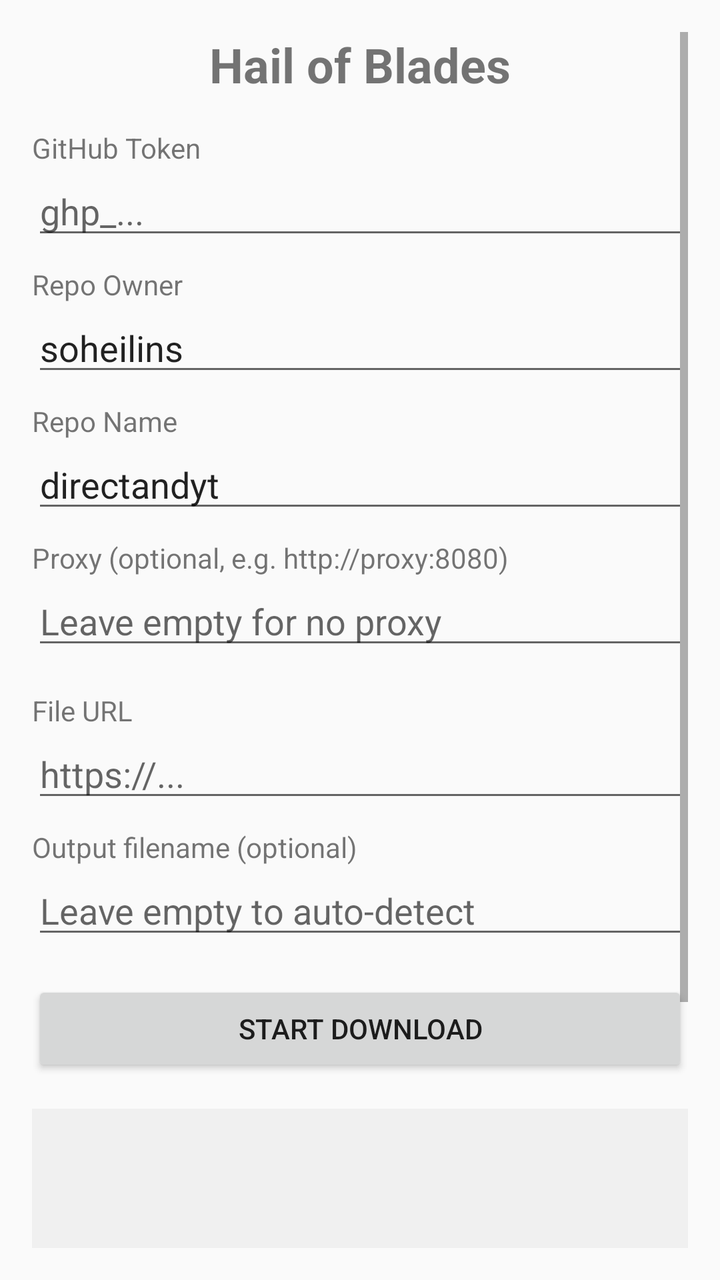
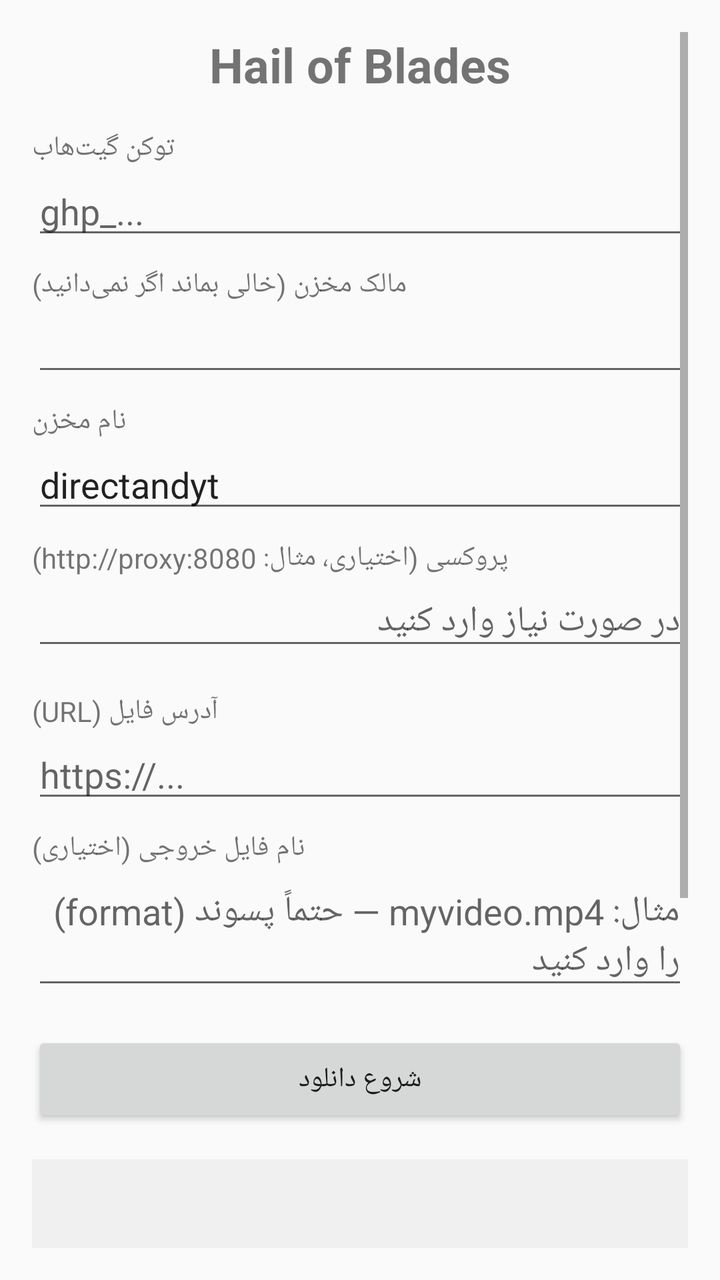

Compare the two renders of this Android layout. The source of the first and the diff that turns it into the second are given below.
<!-- AndroidManifest.xml: application theme Theme.AppCompat.Light.DarkActionBar -->
<!-- res/layout/activity_main.xml -->
<?xml version="1.0" encoding="utf-8"?>
<ScrollView xmlns:android="http://schemas.android.com/apk/res/android"
    android:layout_width="match_parent"
    android:layout_height="match_parent"
    android:padding="16dp">

    <LinearLayout
        android:layout_width="match_parent"
        android:layout_height="wrap_content"
        android:orientation="vertical">

        <TextView
            android:layout_width="wrap_content"
            android:layout_height="wrap_content"
            android:text="Hail of Blades"
            android:textSize="24sp"
            android:textStyle="bold"
            android:layout_gravity="center"
            android:paddingBottom="16dp" />

        <TextView
            android:text="GitHub Token"
            android:layout_width="wrap_content"
            android:layout_height="wrap_content" />
        <EditText
            android:id="@+id/tokenInput"
            android:layout_width="match_parent"
            android:layout_height="wrap_content"
            android:inputType="textPassword"
            android:hint="ghp_..." />

        <TextView
            android:text="Repo Owner"
            android:layout_width="wrap_content"
            android:layout_height="wrap_content"
            android:layout_marginTop="8dp" />
        <EditText
            android:id="@+id/ownerInput"
            android:layout_width="match_parent"
            android:layout_height="wrap_content"
            android:text="soheilins" />

        <TextView
            android:text="Repo Name"
            android:layout_width="wrap_content"
            android:layout_height="wrap_content"
            android:layout_marginTop="8dp" />
        <EditText
            android:id="@+id/repoInput"
            android:layout_width="match_parent"
            android:layout_height="wrap_content"
            android:text="directandyt" />

        <TextView
            android:text="Proxy (optional, e.g. http://proxy:8080)"
            android:layout_width="wrap_content"
            android:layout_height="wrap_content"
            android:layout_marginTop="8dp" />
        <EditText
            android:id="@+id/proxyInput"
            android:layout_width="match_parent"
            android:layout_height="wrap_content"
            android:hint="Leave empty for no proxy" />

        <TextView
            android:text="File URL"
            android:layout_width="wrap_content"
            android:layout_height="wrap_content"
            android:layout_marginTop="16dp" />
        <EditText
            android:id="@+id/urlInput"
            android:layout_width="match_parent"
            android:layout_height="wrap_content"
            android:hint="https://..." />

        <TextView
            android:text="Output filename (optional)"
            android:layout_width="wrap_content"
            android:layout_height="wrap_content"
            android:layout_marginTop="8dp" />
        <EditText
            android:id="@+id/filenameInput"
            android:layout_width="match_parent"
            android:layout_height="wrap_content"
            android:hint="Leave empty to auto-detect" />

        <Button
            android:id="@+id/startButton"
            android:layout_width="match_parent"
            android:layout_height="wrap_content"
            android:text="Start Download"
            android:layout_marginTop="16dp" />

        <ProgressBar
            android:id="@+id/progressBar"
            style="?android:attr/progressBarStyleHorizontal"
            android:layout_width="match_parent"
            android:layout_height="wrap_content"
            android:layout_marginTop="16dp"
            android:visibility="gone" />

        <TextView
            android:id="@+id/logText"
            android:layout_width="match_parent"
            android:layout_height="200dp"
            android:background="#f0f0f0"
            android:padding="8dp"
            android:scrollbars="vertical"
            android:gravity="top"
            android:layout_marginTop="16dp" />

        <Button
            android:id="@+id/clearLogButton"
            android:layout_width="wrap_content"
            android:layout_height="wrap_content"
            android:text="Clear Log"
            android:layout_gravity="end" />

    </LinearLayout>
</ScrollView>
<!-- resources referenced by this layout -->
<resources>

</resources>

<!-- the commit's change to res/layout/activity_main.xml (unified diff, before → after) -->
@@ -19,7 +19,7 @@
             android:paddingBottom="16dp" />
 
         <TextView
-            android:text="GitHub Token"
+            android:text="توکن گیت‌هاب"
             android:layout_width="wrap_content"
             android:layout_height="wrap_content" />
         <EditText
@@ -30,7 +30,7 @@
             android:hint="ghp_..." />
 
         <TextView
-            android:text="Repo Owner"
+            android:text="مالک مخزن (خالی بماند اگر نمی‌دانید)"
             android:layout_width="wrap_content"
             android:layout_height="wrap_content"
             android:layout_marginTop="8dp" />
@@ -38,10 +38,10 @@
             android:id="@+id/ownerInput"
             android:layout_width="match_parent"
             android:layout_height="wrap_content"
-            android:text="soheilins" />
+            android:text="" />
 
         <TextView
-            android:text="Repo Name"
+            android:text="نام مخزن"
             android:layout_width="wrap_content"
             android:layout_height="wrap_content"
             android:layout_marginTop="8dp" />
@@ -52,7 +52,7 @@
             android:text="directandyt" />
 
         <TextView
-            android:text="Proxy (optional, e.g. http://proxy:8080)"
+            android:text="پروکسی (اختیاری، مثال: http://proxy:8080)"
             android:layout_width="wrap_content"
             android:layout_height="wrap_content"
             android:layout_marginTop="8dp" />
@@ -60,10 +60,10 @@
             android:id="@+id/proxyInput"
             android:layout_width="match_parent"
             android:layout_height="wrap_content"
-            android:hint="Leave empty for no proxy" />
+            android:hint="در صورت نیاز وارد کنید" />
 
         <TextView
-            android:text="File URL"
+            android:text="آدرس فایل (URL)"
             android:layout_width="wrap_content"
             android:layout_height="wrap_content"
             android:layout_marginTop="16dp" />
@@ -74,7 +74,7 @@
             android:hint="https://..." />
 
         <TextView
-            android:text="Output filename (optional)"
+            android:text="نام فایل خروجی (اختیاری)"
             android:layout_width="wrap_content"
             android:layout_height="wrap_content"
             android:layout_marginTop="8dp" />
@@ -82,13 +82,13 @@
             android:id="@+id/filenameInput"
             android:layout_width="match_parent"
             android:layout_height="wrap_content"
-            android:hint="Leave empty to auto-detect" />
+            android:hint="مثال: myvideo.mp4 — حتماً پسوند (format) را وارد کنید" />
 
         <Button
             android:id="@+id/startButton"
             android:layout_width="match_parent"
             android:layout_height="wrap_content"
-            android:text="Start Download"
+            android:text="شروع دانلود"
             android:layout_marginTop="16dp" />
 
         <ProgressBar
@@ -113,8 +113,43 @@
             android:id="@+id/clearLogButton"
             android:layout_width="wrap_content"
             android:layout_height="wrap_content"
-            android:text="Clear Log"
+            android:text="پاک کردن لاگ"
             android:layout_gravity="end" />
+
+        
+        <LinearLayout
+            android:layout_width="match_parent"
+            android:layout_height="wrap_content"
+            android:orientation="horizontal"
+            android:gravity="center"
+            android:layout_marginTop="20dp"
+            android:padding="8dp">
+
+            <TextView
+                android:id="@+id/telegramLink"
+                android:layout_width="wrap_content"
+                android:layout_height="wrap_content"
+                android:text="📱 @Hailofblades"
+                android:textColor="#0088cc"
+                android:padding="8dp"
+                android:clickable="true"
+                android:focusable="true" />
+
+            <TextView
+                android:layout_width="wrap_content"
+                android:layout_height="wrap_content"
+                android:text="  |  " />
+
+            <TextView
+                android:id="@+id/githubLink"
+                android:layout_width="wrap_content"
+                android:layout_height="wrap_content"
+                android:text="🐙 GitHub"
+                android:textColor="#333333"
+                android:padding="8dp"
+                android:clickable="true"
+                android:focusable="true" />
+        </LinearLayout>
 
     </LinearLayout>
 </ScrollView>
